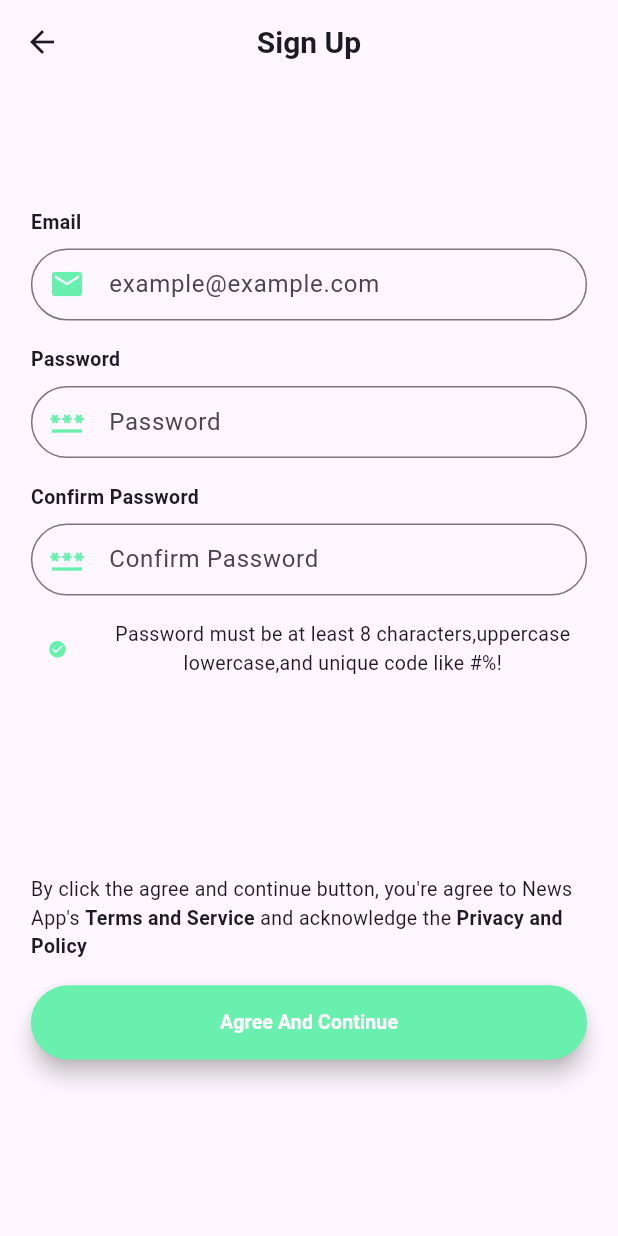
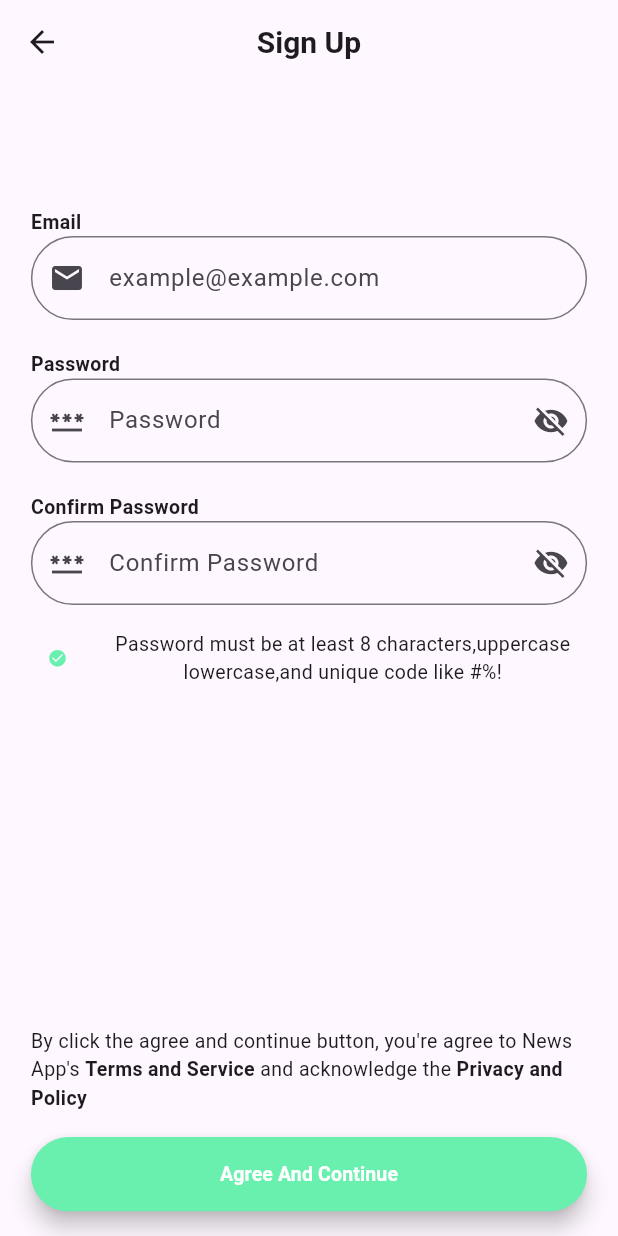
Before and after one commit to onurerdem1/neon_academy_workspace, a Flutter app: the RegisterScreen screen opened directly, on a phone screen of 412 x 824 dp. Run offline on Flutter 3.47's test engine with Material 3 defaults, Android fonts, the phone set to English and light mode, and no system bars; our stand-ins replace audioplayers, dio, flutter_bloc, flutter_colorpicker, flutter_local_notifications, flutter_mobx and 8 more; missing offline and left inert: onesignal_flutter; accounts and stored records are empty; generated files the repository leaves out were written again; Roboto replaces fonts that are missing (Montserrat).

Commit message:
add login and register view models with form validation and password visibility toggle

```diff
--- /dev/null
+++ b/devtools_options.yaml
@@ -0,0 +1,3 @@
+description: This file stores settings for Dart & Flutter DevTools.
+documentation: https://docs.flutter.dev/tools/devtools/extensions#configure-extension-enablement-states
+extensions:
--- a/lib/authentication/register/view/register_view.dart
+++ b/lib/authentication/register/view/register_view.dart
@@ -2,6 +2,7 @@ import 'package:flutter/cupertino.dart';
 import 'package:flutter/material.dart';
 import 'package:flutter/widgets.dart';
 import 'package:neon_academy_workspace/authentication/register/viewmodel/register_view_model.dart';
+import 'package:provider/provider.dart';
 
 class RegisterScreen extends StatefulWidget {
   const RegisterScreen({super.key});
@@ -11,17 +12,14 @@ class RegisterScreen extends StatefulWidget {
 }
 
 class _RegisterScreenState extends State<RegisterScreen> {
-  TextEditingController passwordController1 = TextEditingController();
-  TextEditingController passwordController2 = TextEditingController();
-  TextEditingController emailController = TextEditingController();
-
   @override
   Widget build(BuildContext context) {
-    final RegisterViewModel registerViewModel = RegisterViewModel();
+    final RegisterViewModel registerViewModel =
+        Provider.of<RegisterViewModel>(context);
     double screenHeight = MediaQuery.of(context).size.height;
     return Scaffold(
         appBar: AppBar(
-          title: Text(
+          title: const Text(
             "Sign Up",
             style: TextStyle(fontWeight: FontWeight.bold, fontSize: 20),
           ),
@@ -37,21 +35,13 @@ class _RegisterScreenState extends State<RegisterScreen> {
           Column(
             children: [
               SizedBox(height: screenHeight * 0.1),
-              emailTextField(),
-              SizedBox(
-                height: screenHeight * 0.02,
-              ),
-              passwordTextField1(),
-              SizedBox(
-                height: screenHeight * 0.02,
-              ),
-              passwordTextField2(),
+              registerForm(registerViewModel),
               SizedBox(
                 height: screenHeight * 0.02,
               ),
               passwordText(),
-              SizedBox(
-                height: screenHeight * 0.16,
+              const Expanded(
+                child: SizedBox(),
               ),
               agreeText(),
               SizedBox(
@@ -66,110 +56,128 @@ class _RegisterScreenState extends State<RegisterScreen> {
         ]));
   }
 
-  Widget emailTextField() {
-    double screenHeight = MediaQuery.of(context).size.height;
+  Widget registerForm(RegisterViewModel registerViewModel) {
     double screenWidth = MediaQuery.of(context).size.width;
-    return Column(
+
+    return Form(
+      key: registerViewModel.formKey,
+      child: Column(
         crossAxisAlignment: CrossAxisAlignment.start,
         children: [
-        Text(
+          const Text(
             "Email",
             style: TextStyle(fontWeight: FontWeight.bold, fontSize: 13),
           ),
           SizedBox(
-          height: screenHeight * 0.01,
+            width: screenWidth * 0.9,
+            child: TextFormField(
+              controller: registerViewModel.emailController,
+              validator: (value) {
+                if (value!.isEmpty) {
+                  return "Please enter your email";
+                }
+                return null;
+              },
+              decoration: InputDecoration(
+                hintText: "example@example.com",
+                prefixIcon: const Icon(Icons.email),
+                border: OutlineInputBorder(
+                  borderRadius: BorderRadius.circular(30.0),
                 ),
-        SizedBox(
-            width: screenWidth * 0.9,
-            child: TextField(
-              controller: emailController,
-              cursorColor: Colors.greenAccent[200],
-              decoration: InputDecoration(
-                  prefixIcon: Icon(Icons.mail),
-                  prefixIconColor: Colors.greenAccent[200],
-                  hintText: "example@example.com",
-                  hintStyle: TextStyle(fontFamily: "Montserrat"),
-                  contentPadding: EdgeInsets.symmetric(horizontal: 24),
-                  border: OutlineInputBorder(
-                      borderRadius: BorderRadius.circular(
-                    30.0,
-                  )),
                 focusedBorder: OutlineInputBorder(
                   borderRadius: BorderRadius.circular(30.0),
-                      borderSide: BorderSide(
-                          color: Colors.greenAccent[200]!, width: 2))),
-            ))
-      ],
-    );
-  }
-
-  Widget passwordTextField1() {
-    double screenHeight = MediaQuery.of(context).size.height;
-    double screenWidth = MediaQuery.of(context).size.width;
-    return Column(
-      crossAxisAlignment: CrossAxisAlignment.start,
-      children: [
-        Text(
+                  borderSide:
+                      BorderSide(color: Colors.greenAccent[200]!, width: 2),
+                ),
+              ),
+            ),
+          ),
+          const SizedBox(height: 20),
+          const Text(
             "Password",
             style: TextStyle(fontWeight: FontWeight.bold, fontSize: 13),
           ),
           SizedBox(
-          height: screenHeight * 0.01,
+            width: screenWidth * 0.9,
+            child: TextFormField(
+              controller: registerViewModel.passwordController2,
+              obscureText: !registerViewModel.isPasswordVisible2,
+              validator: (value) {
+                if (value!.isEmpty) {
+                  return "Please enter your password";
+                }
+                if (registerViewModel.passwordController1.text !=
+                    registerViewModel.passwordController2.text) {
+                  return "Password does not match";
+                }
+                return null;
+              },
+              decoration: InputDecoration(
+                hintText: "Password",
+                prefixIcon: const Icon(Icons.password),
+                suffixIcon: GestureDetector(
+                  onTap: () {
+                    registerViewModel.togglePasswordVisibility2();
+                  },
+                  child: Icon(registerViewModel.isPasswordVisible2
+                      ? Icons.visibility
+                      : Icons.visibility_off),
                 ),
-        SizedBox(
-          width: screenWidth * 0.9,
-          child: TextField(
-            controller: passwordController1,
-            obscureText: true,
-            decoration: InputDecoration(
-                prefixIcon: Icon(Icons.password),
-                prefixIconColor: Colors.greenAccent[200],
-                hintText: "Password",
-                contentPadding: EdgeInsets.symmetric(horizontal: 24),
                 border: OutlineInputBorder(
-                    borderRadius: BorderRadius.circular(30.0)),
+                  borderRadius: BorderRadius.circular(30.0),
+                ),
                 focusedBorder: OutlineInputBorder(
                   borderRadius: BorderRadius.circular(30.0),
                   borderSide:
-                        BorderSide(color: Colors.greenAccent[200]!, width: 2))),
+                      BorderSide(color: Colors.greenAccent[200]!, width: 2),
                 ),
-        )
-      ],
-    );
-  }
-
-  Widget passwordTextField2() {
-    double screenHeight = MediaQuery.of(context).size.height;
-    double screenWidth = MediaQuery.of(context).size.width;
-    return Column(
-      crossAxisAlignment: CrossAxisAlignment.start,
-      children: [
-        Text(
+              ),
+            ),
+          ),
+          const SizedBox(height: 20),
+          const Text(
             "Confirm Password",
             style: TextStyle(fontWeight: FontWeight.bold, fontSize: 13),
           ),
           SizedBox(
-          height: screenHeight * 0.01,
+            width: screenWidth * 0.9,
+            child: TextFormField(
+              controller: registerViewModel.passwordController1,
+              obscureText: !registerViewModel.isPasswordVisible1,
+              validator: (value) {
+                if (value!.isEmpty) {
+                  return "Please enter your password";
+                }
+                if (registerViewModel.passwordController1.text !=
+                    registerViewModel.passwordController2.text) {
+                  return "Password does not match";
+                }
+                return null;
+              },
+              decoration: InputDecoration(
+                hintText: "Confirm Password",
+                prefixIcon: const Icon(Icons.password),
+                suffixIcon: GestureDetector(
+                  onTap: () {
+                    registerViewModel.togglePasswordVisibility1();
+                  },
+                  child: Icon(registerViewModel.isPasswordVisible1
+                      ? Icons.visibility
+                      : Icons.visibility_off),
                 ),
-        SizedBox(
-          width: screenWidth * 0.9,
-          child: TextField(
-            controller: passwordController2,
-            obscureText: true,
-            decoration: InputDecoration(
-                prefixIcon: Icon(Icons.password),
-                prefixIconColor: Colors.greenAccent[200],
-                hintText: "Confirm Password",
-                contentPadding: EdgeInsets.symmetric(horizontal: 24),
                 border: OutlineInputBorder(
-                    borderRadius: BorderRadius.circular(30.0)),
+                  borderRadius: BorderRadius.circular(30.0),
+                ),
                 focusedBorder: OutlineInputBorder(
                   borderRadius: BorderRadius.circular(30.0),
                   borderSide:
-                        BorderSide(color: Colors.greenAccent[200]!, width: 2))),
+                      BorderSide(color: Colors.greenAccent[200]!, width: 2),
                 ),
-        )
+              ),
+            ),
+          ),
         ],
+      ),
     );
   }
 
@@ -177,7 +185,7 @@ class _RegisterScreenState extends State<RegisterScreen> {
     double screenWidth = MediaQuery.of(context).size.width;
     return SizedBox(
         width: screenWidth * 0.9,
-        child: Text.rich(TextSpan(
+        child: const Text.rich(const TextSpan(
             text:
                 "By click the agree and continue button, you're agree to News App's ",
             style: TextStyle(fontSize: 13),
@@ -194,7 +202,7 @@ class _RegisterScreenState extends State<RegisterScreen> {
   }
 
   Widget passwordText() {
-    return Row(
+    return const Row(
       mainAxisAlignment: MainAxisAlignment.spaceEvenly,
       children: [
         Icon(
@@ -220,20 +228,19 @@ class _RegisterScreenState extends State<RegisterScreen> {
     );
   }
 
-  Widget registerButton(RegisterViewModel viewModel) {
+  Widget registerButton(RegisterViewModel registerViewModel) {
     double screenWidth = MediaQuery.of(context).size.width;
     double screenHeight = MediaQuery.of(context).size.height;
-    final RegisterViewModel registerViewModel = RegisterViewModel();
     return SizedBox(
       width: screenWidth * 0.9,
       height: screenHeight * 0.06,
       child: FloatingActionButton(
         backgroundColor: Colors.greenAccent[200],
         onPressed: () {
-          registerViewModel.navigateToLogin(context);
+          registerViewModel.registerButtonAction(context);
         },
         shape: RoundedRectangleBorder(borderRadius: BorderRadius.circular(30)),
-        child: Text(
+        child: const Text(
           "Agree And Continue",
           style: TextStyle(
               color: Colors.white, fontWeight: FontWeight.bold, fontSize: 13),
--- a/lib/authentication/register/viewmodel/register_view_model.dart
+++ b/lib/authentication/register/viewmodel/register_view_model.dart
@@ -2,6 +2,38 @@ import 'package:flutter/material.dart';
 import 'package:neon_academy_workspace/authentication/login/view/login_view.dart';
 
 class RegisterViewModel extends ChangeNotifier {
+  GlobalKey<FormState> _formKey = GlobalKey<FormState>();
+  TextEditingController _passwordController1 = TextEditingController();
+  TextEditingController _passwordController2 = TextEditingController();
+  TextEditingController _emailController = TextEditingController();
+  bool _isPasswordVisible1 = false;
+  bool _isPasswordVisible2 = false;
+  bool isMatched = false;
+
+  TextEditingController get emailController => _emailController;
+  TextEditingController get passwordController1 => _passwordController1;
+  TextEditingController get passwordController2 => _passwordController2;
+
+  GlobalKey<FormState> get formKey => _formKey;
+  bool get isPasswordVisible1 => _isPasswordVisible1;
+  bool get isPasswordVisible2 => _isPasswordVisible2;
+
+  void registerButtonAction(BuildContext context) {
+    if (_formKey.currentState!.validate()) {
+      navigateToLogin(context);
+    }
+  }
+
+  void togglePasswordVisibility1() {
+    _isPasswordVisible1 = !_isPasswordVisible1;
+    notifyListeners();
+  }
+
+  void togglePasswordVisibility2() {
+    _isPasswordVisible2 = !_isPasswordVisible2;
+    notifyListeners();
+  }
+
   void navigateToLogin(BuildContext context) {
     Navigator.pushReplacement(
       context,
@@ -20,8 +52,7 @@ class RegisterViewModel extends ChangeNotifier {
             child: child,
           );
         },
-        transitionDuration:
-            const Duration(milliseconds: 750), // Aynı geçiş süresi
+        transitionDuration: const Duration(milliseconds: 750),
       ),
     );
   }
```
Also changed, not shown: lib/authentication/login/view/login_view.dart (+56 -44 lines), lib/authentication/login/viewmodel/login_view_model.dart (+22 -3 lines), lib/main.dart (+10 -7 lines). Lines whose indentation alone changed are shown as unchanged.
